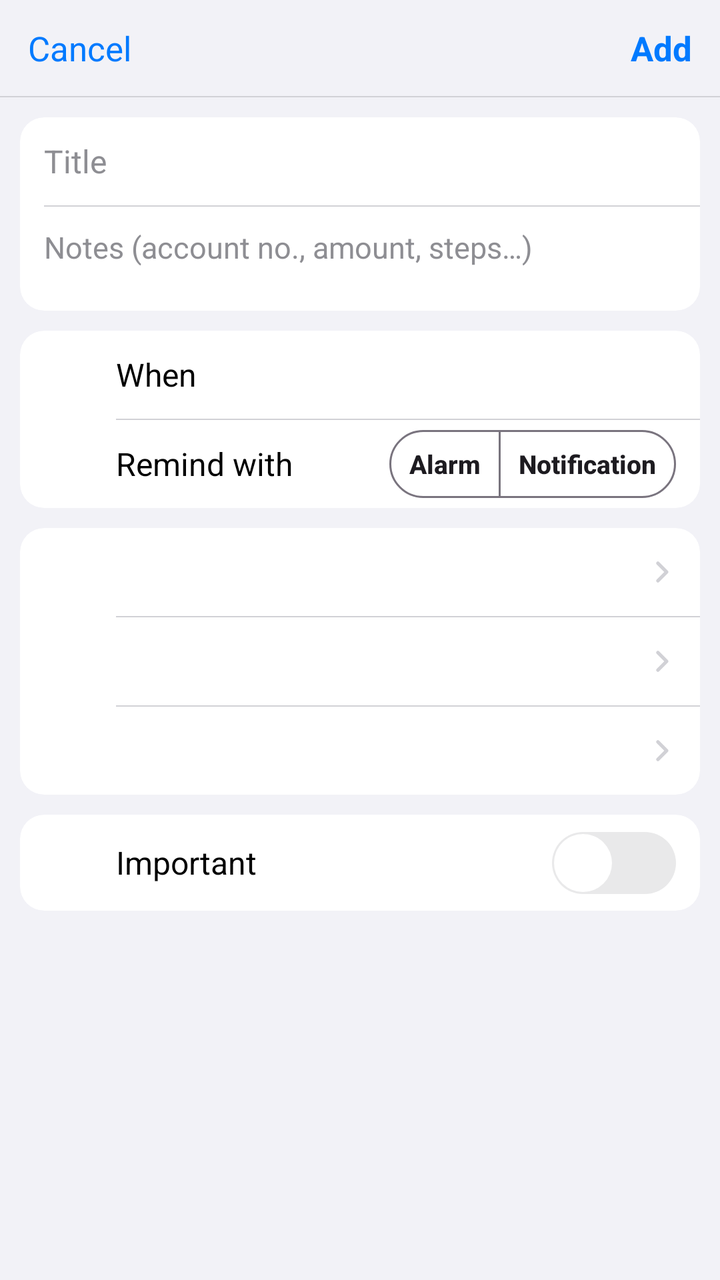
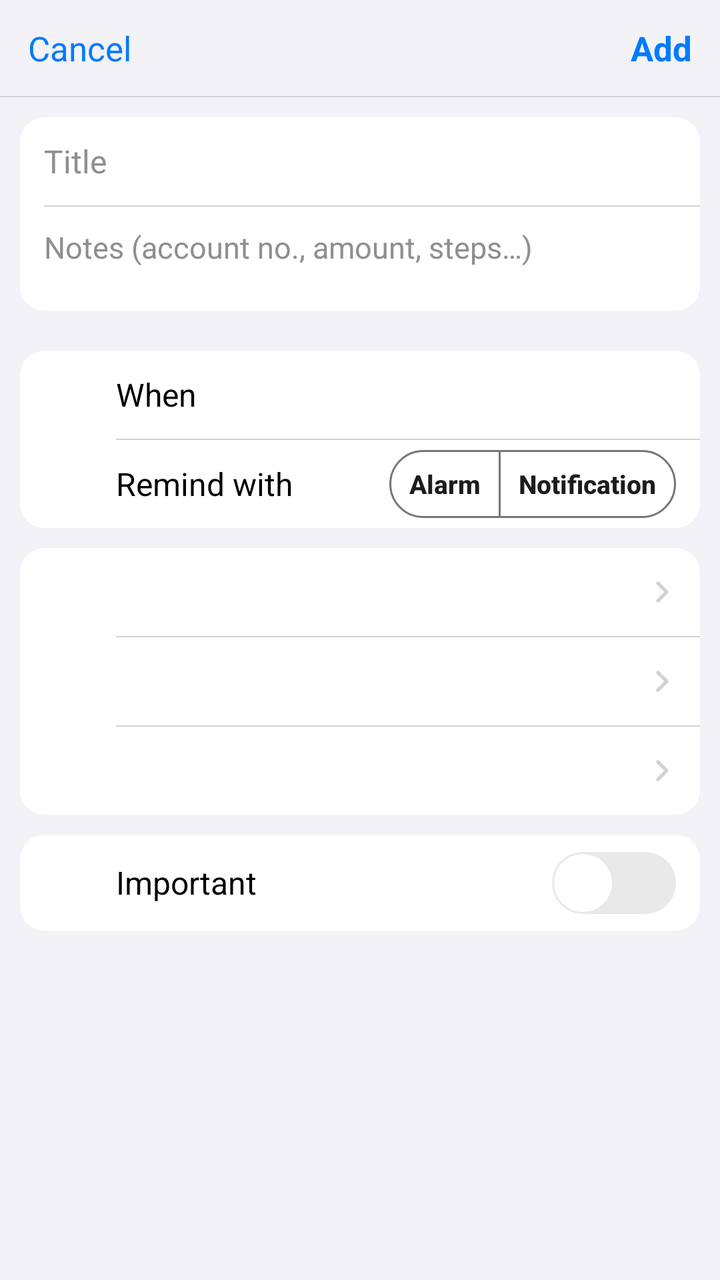

Two renders of the same Android screen: before a commit and after it. Below are the layout's source before the change and the commit's diff.
<!-- AndroidManifest.xml: application theme Theme.OfficeToDo -->
<!-- res/layout/activity_edit.xml -->
<?xml version="1.0" encoding="utf-8"?>
<LinearLayout xmlns:android="http://schemas.android.com/apk/res/android"
    xmlns:app="http://schemas.android.com/apk/res-auto"
    android:layout_width="match_parent"
    android:layout_height="match_parent"
    android:background="@color/ios_bg"
    android:orientation="vertical">

    
    <FrameLayout
        android:layout_width="match_parent"
        android:layout_height="48dp">

        <TextView
            android:id="@+id/bar_cancel"
            android:layout_width="wrap_content"
            android:layout_height="match_parent"
            android:layout_gravity="start"
            android:background="?attr/selectableItemBackgroundBorderless"
            android:gravity="center"
            android:paddingHorizontal="14dp"
            android:text="@string/ui_cancel"
            android:textColor="?attr/colorPrimary"
            android:textSize="17sp" />

        <TextView
            android:id="@+id/bar_title"
            android:layout_width="wrap_content"
            android:layout_height="wrap_content"
            android:layout_gravity="center"
            android:textColor="@color/ios_label"
            android:textSize="17sp"
            android:textStyle="bold" />

        <TextView
            android:id="@+id/bar_save"
            android:layout_width="wrap_content"
            android:layout_height="match_parent"
            android:layout_gravity="end"
            android:background="?attr/selectableItemBackgroundBorderless"
            android:gravity="center"
            android:paddingHorizontal="14dp"
            android:text="@string/ui_add"
            android:textColor="?attr/colorPrimary"
            android:textSize="17sp"
            android:textStyle="bold" />
    </FrameLayout>

    <View
        android:layout_width="match_parent"
        android:layout_height="0.6dp"
        android:background="@color/ios_separator" />

    <ScrollView
        android:layout_width="match_parent"
        android:layout_height="0dp"
        android:layout_weight="1"
        android:fillViewport="true">

        <LinearLayout
            android:layout_width="match_parent"
            android:layout_height="wrap_content"
            android:animateLayoutChanges="true"
            android:orientation="vertical"
            android:paddingHorizontal="10dp"
            android:paddingTop="10dp"
            android:paddingBottom="20dp">

            
            <com.google.android.material.card.MaterialCardView
                style="@style/IosGroup"
                android:layout_width="match_parent"
                android:layout_height="wrap_content">

                <LinearLayout
                    android:layout_width="match_parent"
                    android:layout_height="wrap_content"
                    android:orientation="vertical">

                    <EditText
                        android:id="@+id/title"
                        android:layout_width="match_parent"
                        android:layout_height="wrap_content"
                        android:background="@null"
                        android:hint="@string/ui_title"
                        android:importantForAutofill="no"
                        android:inputType="textCapSentences"
                        android:minHeight="44dp"
                        android:paddingHorizontal="12dp"
                        android:textColor="@color/ios_label"
                        android:textColorHint="@color/ios_secondary"
                        android:textSize="16sp" />

                    <View
                        android:layout_width="match_parent"
                        android:layout_height="0.6dp"
                        android:layout_marginStart="12dp"
                        android:background="@color/ios_separator" />

                    <EditText
                        android:id="@+id/notes"
                        android:layout_width="match_parent"
                        android:layout_height="wrap_content"
                        android:background="@null"
                        android:gravity="top"
                        android:hint="@string/ui_notes_account_no_amount_steps"
                        android:importantForAutofill="no"
                        android:inputType="textCapSentences|textMultiLine"
                        android:maxLines="5"
                        android:minHeight="52dp"
                        android:paddingHorizontal="12dp"
                        android:paddingVertical="10dp"
                        android:textColor="@color/ios_label"
                        android:textColorHint="@color/ios_secondary"
                        android:textSize="15sp" />
                </LinearLayout>
            </com.google.android.material.card.MaterialCardView>

            
            <com.google.android.material.card.MaterialCardView
                style="@style/IosGroup"
                android:layout_width="match_parent"
                android:layout_height="wrap_content"
                android:layout_marginTop="10dp">

                <LinearLayout
                    android:layout_width="match_parent"
                    android:layout_height="wrap_content"
                    android:orientation="vertical">

                    <LinearLayout
                        android:layout_width="match_parent"
                        android:layout_height="wrap_content"
                        android:gravity="center_vertical"
                        android:minHeight="44dp"
                        android:orientation="horizontal"
                        android:paddingStart="12dp">

                        <ImageView
                            android:id="@+id/when_icon"
                            android:layout_width="24dp"
                            android:layout_height="24dp"
                            android:background="@drawable/bg_icon_square"
                            android:importantForAccessibility="no"
                            android:padding="4dp"
                            android:src="@drawable/ic_calendar" />

                        <TextView
                            android:layout_width="wrap_content"
                            android:layout_height="wrap_content"
                            android:layout_marginStart="12dp"
                            android:maxLines="1"
                            android:text="@string/ui_when"
                            android:textColor="@color/ios_label"
                            android:textSize="16sp" />

                        <TextView
                            android:id="@+id/when_date"
                            android:layout_width="0dp"
                            android:layout_height="44dp"
                            android:layout_weight="1"
                            android:background="?attr/selectableItemBackground"
                            android:ellipsize="end"
                            android:gravity="center_vertical|end"
                            android:maxLines="1"
                            android:paddingHorizontal="8dp"
                            android:textColor="?attr/colorPrimary"
                            android:textSize="16sp" />

                        <TextView
                            android:id="@+id/when_time"
                            android:layout_width="wrap_content"
                            android:layout_height="44dp"
                            android:maxLines="1"
                            android:background="?attr/selectableItemBackground"
                            android:gravity="center"
                            android:paddingStart="6dp"
                            android:paddingEnd="12dp"
                            android:textColor="?attr/colorPrimary"
                            android:textSize="16sp" />
                    </LinearLayout>

                    <include layout="@layout/divider_inset" />

                    <LinearLayout
                        android:layout_width="match_parent"
                        android:layout_height="wrap_content"
                        android:gravity="center_vertical"
                        android:minHeight="44dp"
                        android:orientation="horizontal"
                        android:paddingHorizontal="12dp">

                        <ImageView
                            android:id="@+id/remind_icon"
                            android:layout_width="24dp"
                            android:layout_height="24dp"
                            android:background="@drawable/bg_icon_square"
                            android:importantForAccessibility="no"
                            android:padding="4dp"
                            android:src="@drawable/ic_bell_small" />

                        <TextView
                            android:layout_width="0dp"
                            android:layout_height="wrap_content"
                            android:layout_marginStart="12dp"
                            android:layout_weight="1"
                            android:ellipsize="end"
                            android:maxLines="1"
                            android:text="@string/ui_remind_with"
                            android:textColor="@color/ios_label"
                            android:textSize="16sp" />

                        <com.google.android.material.button.MaterialButtonToggleGroup
                            android:id="@+id/remind_group"
                            android:layout_width="wrap_content"
                            android:layout_height="wrap_content"
                            app:selectionRequired="true"
                            app:singleSelection="true">

                            <com.google.android.material.button.MaterialButton
                                android:id="@+id/remind_alarm"
                                style="@style/SmallToggle"
                                android:text="@string/ui_alarm_2" />

                            <com.google.android.material.button.MaterialButton
                                android:id="@+id/remind_notification"
                                style="@style/SmallToggle"
                                android:text="@string/ui_notification_short" />
                        </com.google.android.material.button.MaterialButtonToggleGroup>
                    </LinearLayout>
                </LinearLayout>
            </com.google.android.material.card.MaterialCardView>

            
            <com.google.android.material.card.MaterialCardView
                style="@style/IosGroup"
                android:layout_width="match_parent"
                android:layout_height="wrap_content"
                android:layout_marginTop="10dp">

                <LinearLayout
                    android:layout_width="match_parent"
                    android:layout_height="wrap_content"
                    android:orientation="vertical">

                    <include android:id="@+id/row_repeat" layout="@layout/item_form_row" />

                    
                    <LinearLayout
                        android:id="@+id/workday_wrap"
                        android:layout_width="match_parent"
                        android:layout_height="wrap_content"
                        android:orientation="vertical"
                        android:visibility="gone">

                        <include layout="@layout/divider_inset" />
                        <include android:id="@+id/row_workday" layout="@layout/item_form_row" />
                    </LinearLayout>

                    <include layout="@layout/divider_inset" />
                    <include android:id="@+id/row_early" layout="@layout/item_form_row" />
                    <include layout="@layout/divider_inset" />
                    <include android:id="@+id/row_priority" layout="@layout/item_form_row" />
                </LinearLayout>
            </com.google.android.material.card.MaterialCardView>

            
            <com.google.android.material.card.MaterialCardView
                style="@style/IosGroup"
                android:layout_width="match_parent"
                android:layout_height="wrap_content"
                android:layout_marginTop="10dp">

                <LinearLayout
                    android:id="@+id/row_important"
                    android:layout_width="match_parent"
                    android:layout_height="wrap_content"
                    android:background="?attr/selectableItemBackground"
                    android:gravity="center_vertical"
                    android:minHeight="44dp"
                    android:orientation="horizontal"
                    android:paddingHorizontal="12dp">

                    <ImageView
                        android:id="@+id/important_icon"
                        android:layout_width="24dp"
                        android:layout_height="24dp"
                        android:background="@drawable/bg_icon_square"
                        android:importantForAccessibility="no"
                        android:padding="4dp"
                        android:src="@drawable/ic_flag" />

                    <TextView
                        android:layout_width="0dp"
                        android:layout_height="wrap_content"
                        android:layout_marginStart="12dp"
                        android:layout_weight="1"
                        android:text="@string/ui_important"
                        android:textColor="@color/ios_label"
                        android:textSize="16sp" />

                    <androidx.appcompat.widget.SwitchCompat
                        android:id="@+id/important"
                        style="@style/IosSwitch"
                        android:layout_width="wrap_content"
                        android:layout_height="wrap_content" />
                </LinearLayout>
            </com.google.android.material.card.MaterialCardView>

            
            <TextView
                android:id="@+id/important_note"
                android:layout_width="match_parent"
                android:layout_height="wrap_content"
                android:paddingHorizontal="12dp"
                android:paddingTop="5dp"
                android:textColor="@color/ios_secondary"
                android:textSize="12sp" />

            <TextView
                android:id="@+id/workday_note"
                android:layout_width="match_parent"
                android:layout_height="wrap_content"
                android:paddingHorizontal="12dp"
                android:paddingTop="2dp"
                android:textColor="@color/ios_secondary"
                android:textSize="12sp"
                android:visibility="gone" />

            
            <com.google.android.material.card.MaterialCardView
                android:id="@+id/delete_group"
                style="@style/IosGroup"
                android:layout_width="match_parent"
                android:layout_height="wrap_content"
                android:layout_marginTop="16dp"
                android:visibility="gone">

                <TextView
                    android:id="@+id/delete"
                    android:layout_width="match_parent"
                    android:layout_height="44dp"
                    android:background="?attr/selectableItemBackground"
                    android:gravity="center"
                    android:text="@string/ui_delete_task"
                    android:textColor="@color/ios_red"
                    android:textSize="16sp" />
            </com.google.android.material.card.MaterialCardView>
        </LinearLayout>
    </ScrollView>
</LinearLayout>
<!-- res/layout/divider_inset.xml (included above) -->
<?xml version="1.0" encoding="utf-8"?>
<View xmlns:android="http://schemas.android.com/apk/res/android"
    android:layout_width="match_parent"
    android:layout_height="0.6dp"
    android:layout_marginStart="48dp"
    android:background="@color/ios_separator" />
<!-- res/layout/item_form_row.xml (included above) -->
<?xml version="1.0" encoding="utf-8"?>
<LinearLayout xmlns:android="http://schemas.android.com/apk/res/android"
    style="@style/IosRow"
    android:layout_width="match_parent"
    android:layout_height="wrap_content"
    android:clickable="true"
    android:focusable="true"
    android:orientation="horizontal">

    <ImageView
        android:id="@+id/row_icon"
        android:layout_width="24dp"
        android:layout_height="24dp"
        android:background="@drawable/bg_icon_square"
        android:importantForAccessibility="no"
        android:padding="4dp" />

    <LinearLayout
        android:layout_width="0dp"
        android:layout_height="wrap_content"
        android:layout_marginStart="12dp"
        android:layout_weight="1"
        android:orientation="vertical"
        android:paddingVertical="8dp">

        <TextView
            android:id="@+id/row_title"
            android:layout_width="wrap_content"
            android:layout_height="wrap_content"
            android:ellipsize="end"
            android:maxLines="1"
            android:textColor="@color/ios_label"
            android:textSize="16sp" />

        <TextView
            android:id="@+id/row_subtitle"
            android:layout_width="wrap_content"
            android:layout_height="wrap_content"
            android:textColor="@color/ios_secondary"
            android:textSize="13sp"
            android:visibility="gone" />
    </LinearLayout>

    <TextView
        android:id="@+id/row_value"
        android:layout_width="wrap_content"
        android:layout_height="wrap_content"
        android:ellipsize="end"
        android:maxLines="1"
        android:layout_marginStart="8dp"
        android:gravity="end"
        android:maxWidth="200dp"
        android:textColor="@color/ios_secondary"
        android:textSize="16sp" />

    <ImageView
        android:id="@+id/row_chevron"
        android:layout_width="14dp"
        android:layout_height="14dp"
        android:layout_marginStart="6dp"
        android:importantForAccessibility="no"
        android:src="@drawable/ic_chevron_right" />
</LinearLayout>
<!-- resources referenced by this layout -->
<resources>
  <color name="ios_bg">#F2F2F7</color>
  <color name="ios_label">#000000</color>
  <color name="ios_red">#FF3B30</color>
  <color name="ios_secondary">#8E8E93</color>
  <color name="ios_separator">#D1D1D6</color>
  <!-- drawable bg_icon_square (drawable) -->
  <shape xmlns:android="http://schemas.android.com/apk/res/android" android:shape="rectangle">
      <solid android:color="#FFFFFF" />
      <corners android:radius="7dp" />
  </shape>
  <!-- drawable ic_flag (drawable) -->
  <vector xmlns:android="http://schemas.android.com/apk/res/android"
      android:width="24dp" android:height="24dp" android:viewportWidth="24" android:viewportHeight="24">
      <path android:fillColor="#FFFFFFFF" android:pathData="M14.4,6L14,4H5v17h2v-7h5.6l0.4,2h7V6z"/>
  </vector>
  <string name="ui_add">Add</string>
  <string name="ui_alarm_2">Alarm</string>
  <string name="ui_cancel">Cancel</string>
  <string name="ui_delete_task">Delete Task</string>
  <string name="ui_important">Important</string>
  <string name="ui_notes_account_no_amount_steps">Notes (account no., amount, steps…)</string>
  <string name="ui_notification_short">Notification</string>
  <string name="ui_remind_with">Remind with</string>
  <string name="ui_title">Title</string>
  <string name="ui_when">When</string>
  <style name="IosGroup" parent="Widget.Material3.CardView.Filled">
          <item name="cardBackgroundColor">@color/ios_cell</item>
          <item name="cardCornerRadius">12dp</item>
          <item name="cardElevation">0dp</item>
      </style>
  <style name="IosRow">
          <item name="android:minHeight">44dp</item>
          <item name="android:paddingStart">12dp</item>
          <item name="android:paddingEnd">12dp</item>
          <item name="android:gravity">center_vertical</item>
          <item name="android:background">?attr/selectableItemBackground</item>
      </style>
  <color name="ios_cell">#FFFFFF</color>
  <!-- drawable ios_switch_track (drawable) -->
  <shape xmlns:android="http://schemas.android.com/apk/res/android" android:shape="rectangle">
      <solid android:color="@color/ios_switch_track_color" />
      <corners android:radius="16dp" />
      <size android:width="51dp" android:height="31dp" />
  </shape>
  <color name="brand">#007AFF</color>
  <style name="IosToolbar" parent="Widget.Material3.Toolbar">
          <item name="android:background">@color/ios_bg</item>
          <item name="titleCentered">true</item>
          <item name="titleTextAppearance">@style/IosNavTitle</item>
          <item name="navigationIconTint">?attr/colorPrimary</item>
      </style>
  <style name="IosOverflow" parent="Widget.AppCompat.ActionButton.Overflow">
          <item name="android:src">@drawable/ic_more</item>
      </style>
  <style name="IosDialog" parent="ThemeOverlay.Material3.MaterialAlertDialog">
          <item name="shapeAppearanceOverlay">@style/IosDialogShape</item>
          <item name="colorSurfaceContainerHigh">@color/ios_cell</item>
      </style>
  <style name="IosChip" parent="Widget.Material3.Chip.Assist">
          <item name="chipBackgroundColor">@color/ios_cell</item>
          <item name="chipStrokeWidth">0dp</item>
          <item name="chipCornerRadius">16dp</item>
          <item name="android:textColor">?attr/colorPrimary</item>
      </style>
  <style name="IosBottomSheetDialog" parent="ThemeOverlay.Material3.BottomSheetDialog">
          <item name="bottomSheetStyle">@style/IosBottomSheet</item>
      </style>
  <style name="IosNavTitle" parent="TextAppearance.Material3.TitleMedium">
          <item name="android:textSize">17sp</item>
          <item name="android:textStyle">bold</item>
          <item name="android:textColor">@color/ios_label</item>
      </style>
  <style name="IosDialogShape" parent="">
          <item name="cornerFamily">rounded</item>
          <item name="cornerSize">16dp</item>
      </style>
  <style name="IosBottomSheet" parent="Widget.Material3.BottomSheet.Modal">
          <item name="backgroundTint">@color/ios_cell</item>
      </style>
  <!-- unchanged entries left out for length: 10 -->
</resources>

<!-- the commit's change to res/layout/activity_edit.xml (unified diff, before → after) -->
@@ -114,6 +114,21 @@
                         android:textColorHint="@color/ios_secondary"
                         android:textSize="15sp" />
                 </LinearLayout>
+            </com.google.android.material.card.MaterialCardView>
+
+            
+            <com.google.android.material.card.MaterialCardView
+                style="@style/IosGroup"
+                android:layout_width="match_parent"
+                android:layout_height="wrap_content"
+                android:layout_marginTop="10dp">
+
+                <LinearLayout
+                    android:id="@+id/checklist_box"
+                    android:layout_width="match_parent"
+                    android:layout_height="wrap_content"
+                    android:animateLayoutChanges="true"
+                    android:orientation="vertical" />
             </com.google.android.material.card.MaterialCardView>
 
             
